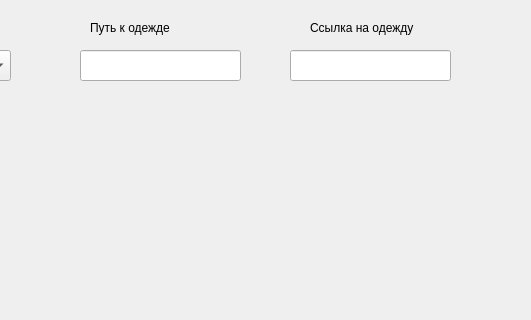
Qt form mainform.ui (rutraq/wearByWeatherFirebase) before a commit; both pictures show x 210 to 741 and y 0 to 320 of the 1049 by 415 pixel window.
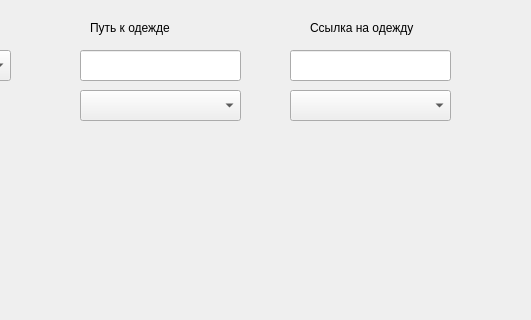
The same form after that commit.

Commit message: firestore read and write

Patch:
```diff
--- a/mainform.ui
+++ b/mainform.ui
@@ -132,6 +132,48 @@
      </font>
     </property>
    </widget>
+   <widget class="QComboBox" name="comboBoxStyle">
+    <property name="geometry">
+     <rect>
+      <x>290</x>
+      <y>90</y>
+      <width>161</width>
+      <height>31</height>
+     </rect>
+    </property>
+    <property name="font">
+     <font>
+      <family>Times New Roman</family>
+      <pointsize>12</pointsize>
+      <weight>75</weight>
+      <bold>true</bold>
+     </font>
+    </property>
+    <property name="currentText">
+     <string/>
+    </property>
+   </widget>
+   <widget class="QComboBox" name="comboBoxStyleNumber">
+    <property name="geometry">
+     <rect>
+      <x>500</x>
+      <y>90</y>
+      <width>161</width>
+      <height>31</height>
+     </rect>
+    </property>
+    <property name="font">
+     <font>
+      <family>Times New Roman</family>
+      <pointsize>12</pointsize>
+      <weight>75</weight>
+      <bold>true</bold>
+     </font>
+    </property>
+    <property name="currentText">
+     <string/>
+    </property>
+   </widget>
   </widget>
  </widget>
  <resources/>
```
The commit also changes 2 other files.
